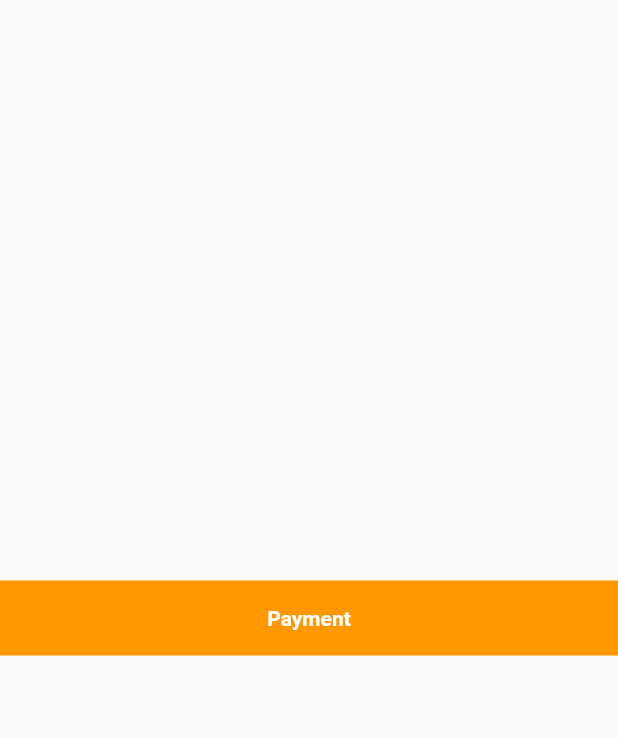
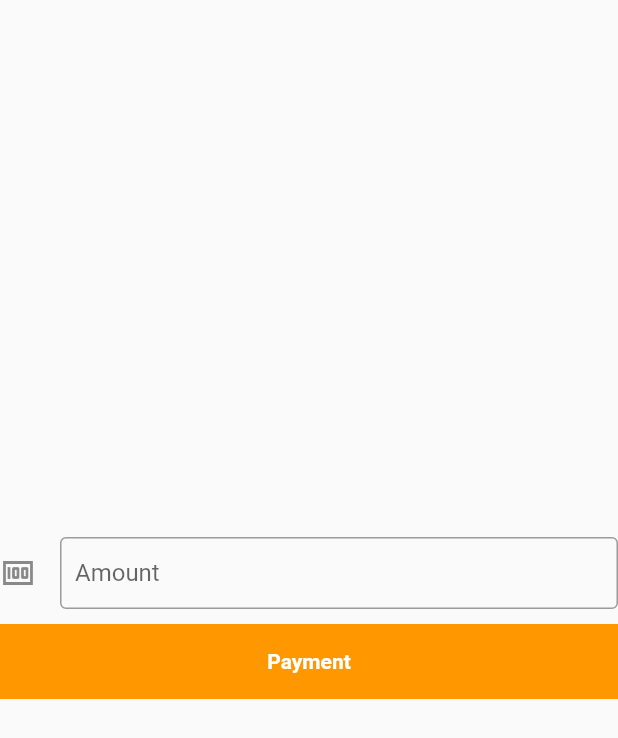
Before and after one commit to sanjidbillah/aamarpay, a Flutter app: the screen it shows after launch, on a phone screen of 412 x 824 dp. Shown: the top 738 px of the screen. Run offline on Flutter 3.47's test engine with Material 2 defaults, Android fonts, the phone set to English and light mode, and no system bars; missing offline and left inert: flutter_inappwebview.

```diff
--- a/example/lib/main.dart
+++ b/example/lib/main.dart
@@ -18,6 +18,9 @@ class MyPay extends StatefulWidget {
 
 class _MyPayState extends State<MyPay> {
   bool onLoadingState = false;
+  String amount = "";
+
+  final TextEditingController _amountController = TextEditingController();
 
   @override
   Widget build(BuildContext context) {
@@ -58,15 +61,38 @@ class _MyPayState extends State<MyPay> {
           customerName: "Masum Billah Sanjid",
           signature: "dbb74894e82415a2f7ff0ec3a97e4183",
           storeID: "aamarpaytest",
-          transactionAmount: "100",
-          transactionID: "transactionID",
+          transactionAmount: _amountController.text,
+          transactionID: "hhf88bjgjiiny",
           description: "test",
           isSandBox: true,
           child: onLoadingState
               ? const Center(
                   child: CircularProgressIndicator(),
                 )
-              : Container(
+              : Column(
+                  mainAxisAlignment: MainAxisAlignment.center,
+                  children: [
+                    TextFormField(
+                      controller: _amountController,
+                      keyboardType:
+                          const TextInputType.numberWithOptions(decimal: true),
+                      decoration: const InputDecoration(
+                        icon: Icon(Icons.money),
+                        hintText: 'Amount',
+                        contentPadding:
+                            EdgeInsets.symmetric(vertical: 5, horizontal: 10),
+                        border: OutlineInputBorder(),
+                      ),
+                      onChanged: (value) {
+                        setState(() {
+                          amount = value;
+                        });
+                      },
+                    ),
+                    SizedBox(
+                      height: 10,
+                    ),
+                    Container(
                       color: Colors.orange,
                       height: 50,
                       child: const Center(
@@ -77,6 +103,8 @@ class _MyPayState extends State<MyPay> {
                         ),
                       ),
                     ),
+                  ],
+                ),
         ),
       ),
     );
--- a/lib/src/aamarpay.dart
+++ b/lib/src/aamarpay.dart
@@ -158,8 +158,9 @@ class _AamarpayState<T> extends State<Aamarpay> {
           return url;
         } catch (e) {
           Map<String, dynamic> keyMap = jsonDecode(response.body);
-          String errorText =
-              keyMap.values.first ?? 'Unknown error, please try again';
+          String errorText = keyMap.isNotEmpty
+              ? keyMap.values.toList()[0]
+              : 'Unknown error, please try again';
           throw CustomException(errorText);
         }
       } else if (response.statusCode == 400) {
```
Lines whose indentation alone changed are shown as unchanged.
